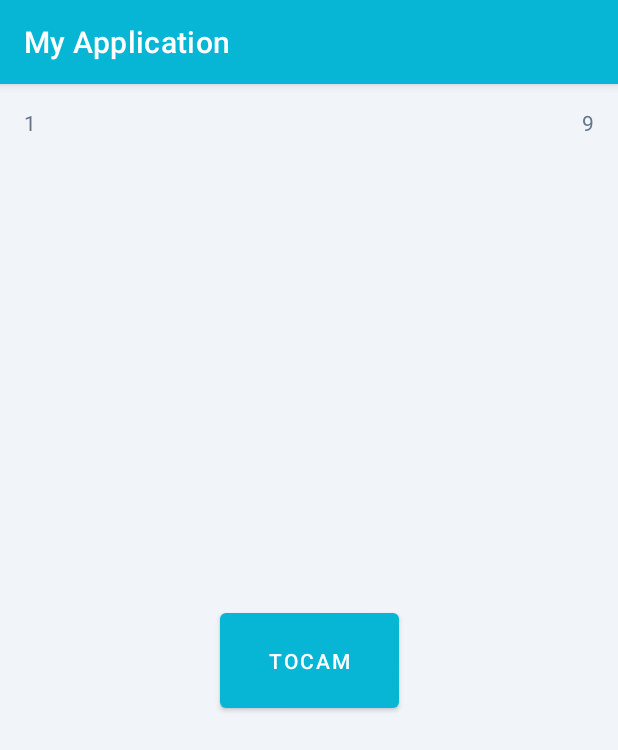
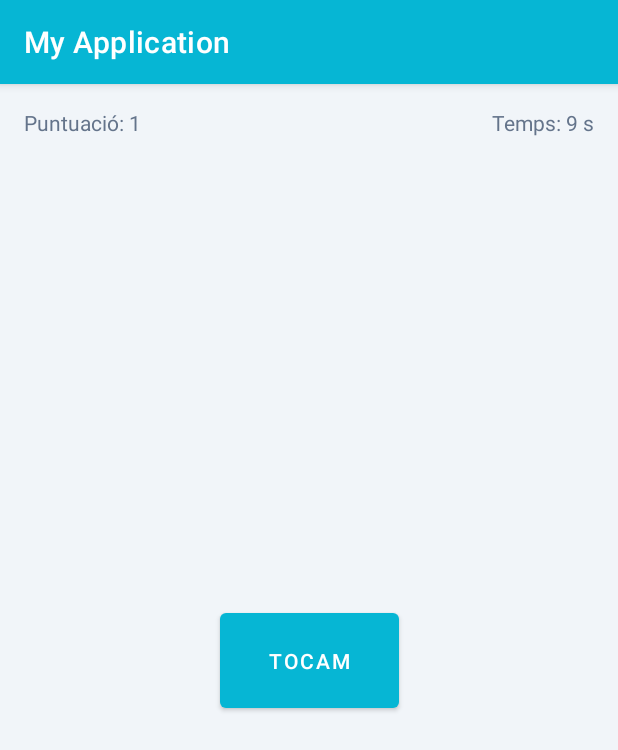
Before and after one commit to JoanBayo/Contador_MP08, an Android app: the screen it shows after launch (MainActivity), after a tap on "TOCAM", on a phone screen of 412 x 824 dp. Shown: the top 750 px of the screen. Run offline under Robolectric (Android 15) with nearby library versions, the phone set to English and light mode, and no system bars.

Commit message:
Canvis a l'hora de mostrar la puntauació el temps i la puntuació final

```diff
--- a/app/src/main/java/com/example/myapplication/MainActivity.kt
+++ b/app/src/main/java/com/example/myapplication/MainActivity.kt
@@ -3,11 +3,16 @@ package com.example.myapplication
 import android.content.IntentSender.OnFinished
 import androidx.appcompat.app.AppCompatActivity
 import android.os.Bundle
+import android.view.Menu
+import android.view.MenuItem
 import android.os.CountDownTimer
 import android.util.Log
+import android.view.animation.AnimationUtils
 import android.widget.Button
 import android.widget.TextView
 import android.widget.Toast
+import androidx.appcompat.app.AlertDialog
+
 
 class MainActivity : AppCompatActivity() {
 
@@ -46,15 +51,20 @@ class MainActivity : AppCompatActivity() {
         // Actualitzar o defini valor inicial del counterTextViu -> counterTextViu = conuter -> 0
 
 
-        tapMeButton.setOnClickListener{
+        tapMeButton.setOnClickListener{ view ->
             if(!appStarted) {
                 startGame()
 
             }
+            val bounceAnimation = AnimationUtils.loadAnimation(this, R.anim.bounce)
+            view.startAnimation(bounceAnimation)
             incrementCounter()
+//            val blinkAnimation = AnimationUtils.loadAnimation(this.counterTextView, R.anim.blink)
+//            view.startAnimation(blinkAnimation)
+
         }
-        //Següent video:https://www.youtube.com/watch?v=Zt4nWQ_JTiM&list=PLyasg1A0hpk21ORaTE8r_mA8YbMAZI76e&index=7
         timeTextView.text = getString(R.string.timeText, time)
+        counterTextView.text = getString(R.string.Score,counter)
     }
 
     private fun startGame() {
@@ -66,7 +76,8 @@ class MainActivity : AppCompatActivity() {
         countdownTimer = object : CountDownTimer(initialCountDownTimer, intervalCountDownTimer){
             override fun onTick(millisUntilFinished: Long) {
                 val timeLeft = millisUntilFinished / 1000
-                timeTextView.text = timeLeft.toString()
+                time = timeLeft.toInt()
+                timeTextView.text = getString(R.string.timeText,time)
             }
 
             override fun onFinish() {
@@ -77,8 +88,12 @@ class MainActivity : AppCompatActivity() {
 
     private fun incrementCounter(){
         counter += 1
-        counterTextView.text = counter.toString()
+        counterTextView.text = getString(R.string.Score,counter)
+
+
     }
+
+
 
     private fun endGame(){
         Toast.makeText(this,getString(R.string.endGame, counter), Toast.LENGTH_LONG ).show()
@@ -87,10 +102,10 @@ class MainActivity : AppCompatActivity() {
     private fun resetGame() {
         //RESET PUNTUACIÓ A ZERO
         counter = 0
-        counterTextView.text = counter.toString()
+        counterTextView.text = getString(R.string.Score,counter)
         //REINICIALITZAR EL COMPTARDOR
         time = INITIAL_TIME
-        timeTextView.text = time.toString()
+        timeTextView.text = getString(R.string.timeText, time)
         initCountdown()
 
         //GAME STARTED A FALSE
--- /dev/null
+++ b/app/src/main/res/anim/blink.xml
@@ -0,0 +1,11 @@
+<?xml version="1.0" encoding="utf-8"?>
+<set xmlns:android="http://schemas.android.com/apk/res/android"
+    android:fillAfter="true"
+    android:interpolator="@android:anim/accelerate_interpolator" >
+
+    <alpha
+        android:duration="100"
+        android:fromAlpha="0.0"
+        android:toAlpha="1.0"/>
+
+</set>
--- /dev/null
+++ b/app/src/main/res/anim/bounce.xml
@@ -0,0 +1,11 @@
+<?xml version="1.0" encoding="utf-8"?>
+<set xmlns:android="http://schemas.android.com/apk/res/android">
+    <scale
+        android:duration="200"
+        android:fromXScale="2.0"
+        android:fromYScale="2.0"
+        android:pivotX="50%"
+        android:pivotY="50%"
+        android:toXScale="1.0"
+        android:toYScale="1.0" />
+</set>
--- a/app/src/main/res/values/strings.xml
+++ b/app/src/main/res/values/strings.xml
@@ -1,6 +1,7 @@
 <resources>
     <string name="app_name">My Application</string>
     <string name="touchme">Tocam</string>
-    <string name="timeText">Temps disponible: %1$d</string>
-    <string name="endGame">Temps acabat: %1$d</string>
+    <string name="timeText">Temps: %1$d s</string>
+    <string name="endGame">\ Temps acabat \nPuntuació final: %1$d</string>
+    <string name="Score">Puntuació: %1$d</string>
 </resources>
```
